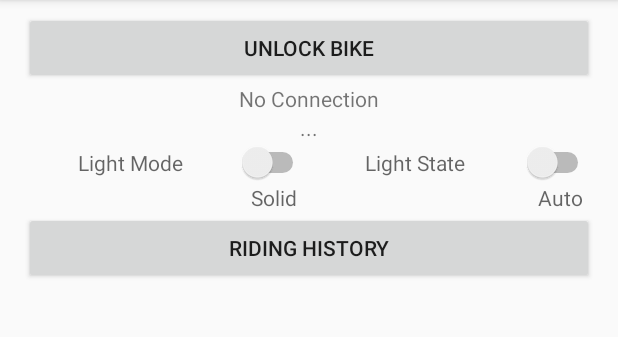
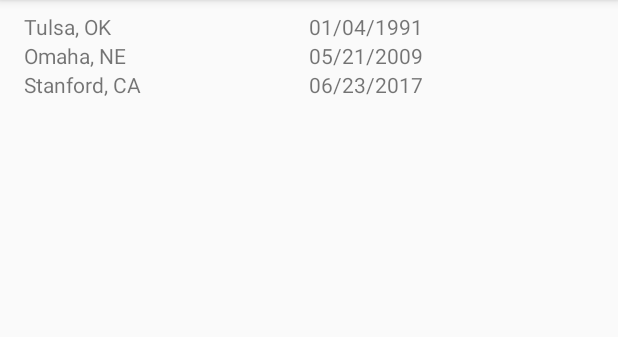
Before and after one commit to Weitbeard/ME202_SmartBike, an Android app: the ControlActivity screen opened directly, with no data from a screen before it, after a tap on "RIDING HISTORY", on a phone screen of 412 x 824 dp, the part 84-421 px from its top. Run offline under Robolectric (Android 15) with nearby library versions, the phone set to English and light mode, and no system bars.

Commit message:
Basic recycler view functionality added to ride history activity with dummy dataset.

```diff
--- a/LW_ME202/app/build.gradle
+++ b/LW_ME202/app/build.gradle
@@ -1,11 +1,12 @@
 apply plugin: 'com.android.application'
+apply plugin: 'realm-android'
 
 android {
     compileSdkVersion 25
     buildToolsVersion "25.0.2"
     defaultConfig {
         applicationId "edu.stanford.me202.lw_me202"
-        minSdkVersion 15
+        minSdkVersion 21
         targetSdkVersion 25
         versionCode 1
         versionName "1.0"
@@ -20,12 +21,17 @@ android {
 }
 
 dependencies {
-    compile fileTree(dir: 'libs', include: ['*.jar'])
+    compile fileTree(include: ['*.jar'], dir: 'libs')
     androidTestCompile('com.android.support.test.espresso:espresso-core:2.2.2', {
         exclude group: 'com.android.support', module: 'support-annotations'
     })
+    compile 'com.android.support:recyclerview-v7:25.3.1'
     compile 'com.android.support:appcompat-v7:25.3.1'
-    compile 'com.android.support.constraint:constraint-layout:1.0.2'
     compile 'com.android.support:support-v4:25.3.1'
+    //Picasso
+    compile 'com.squareup.picasso:picasso:2.5.2'
+    //Butterknife
+    compile 'com.jakewharton:butterknife:8.5.1'
+    annotationProcessor 'com.jakewharton:butterknife-compiler:8.5.1'
     testCompile 'junit:junit:4.12'
 }
--- a/LW_ME202/app/src/main/AndroidManifest.xml
+++ b/LW_ME202/app/src/main/AndroidManifest.xml
@@ -1,6 +1,8 @@
 <?xml version="1.0" encoding="utf-8"?>
 <manifest xmlns:android="http://schemas.android.com/apk/res/android"
     package="edu.stanford.me202.lw_me202">
+    <uses-permission android:name="android.permission.WRITE_EXTERNAL_STORAGE"/>
+    <uses-permission android:name="android.permission.INTERNET"/>
 
     <application
         android:allowBackup="true"
@@ -8,7 +10,8 @@
         android:label="@string/app_name"
         android:roundIcon="@mipmap/ic_launcher_round"
         android:supportsRtl="true"
-        android:theme="@style/AppTheme">
+        android:theme="@style/AppTheme"
+        android:name=".SmartBikeApplication">
         <activity android:name=".LoginActivity">
             <intent-filter>
                 <action android:name="android.intent.action.MAIN" />
@@ -19,6 +22,9 @@
         <activity android:name=".ControlActivity">
 
         </activity>
+        <activity android:name=".RideHistoryActivity">
+
+        </activity>
     </application>
 
 </manifest>
--- a/LW_ME202/app/src/main/java/edu/stanford/me202/lw_me202/ControlActivity.java
+++ b/LW_ME202/app/src/main/java/edu/stanford/me202/lw_me202/ControlActivity.java
@@ -2,6 +2,7 @@ package edu.stanford.me202.lw_me202;
 
 import android.app.Dialog;
 import android.content.DialogInterface;
+import android.content.Intent;
 import android.os.Bundle;
 import android.support.v7.app.AlertDialog;
 import android.support.v7.app.AppCompatActivity;
@@ -137,11 +138,13 @@ public class ControlActivity extends AppCompatActivity {
             }
         });
 
-         //user clickes the "Ride History" button =>
+         //user clicks the "Ride History" button =>
         historyButton.setOnClickListener(new View.OnClickListener() {
             @Override
             public void onClick(View view) {
-                //Todo
+                //change to ride history activity
+                Intent rideHistIntent = new Intent(getApplicationContext(), RideHistoryActivity.class);
+                startActivity(rideHistIntent);
             }
         });
     }
--- /dev/null
+++ b/LW_ME202/app/src/main/java/edu/stanford/me202/lw_me202/RideHistoryActivity.java
@@ -0,0 +1,57 @@
+package edu.stanford.me202.lw_me202;
+
+import android.os.Bundle;
+import android.support.v7.app.AppCompatActivity;
+import android.support.v7.widget.LinearLayoutManager;
+import android.support.v7.widget.RecyclerView;
+
+import java.util.ArrayList;
+
+public class RideHistoryActivity extends AppCompatActivity {
+
+    private static final String TAG = "RideHistoryActivity";
+
+    private RecyclerView rideHistoryRcycView;
+    private RecyclerView.Adapter rideHistoryAdapter;
+    private RecyclerView.LayoutManager rideHistoryLayoutManager;
+    private ArrayList<RideHistoryItem> rideData = new ArrayList<>();
+
+    @Override
+    protected void onCreate(Bundle savedInstanceState) {
+        super.onCreate(savedInstanceState);
+
+        initData();
+
+        setContentView(R.layout.activity_ride_history);
+        rideHistoryRcycView = (RecyclerView) findViewById(R.id.rideHistoryRcyc_view);
+
+        // use this setting to improve performance if you know that changes
+        // in content do not change the layout size of the RecyclerView
+        rideHistoryRcycView.setHasFixedSize(true);
+
+        // use a linear layout manager
+        rideHistoryLayoutManager = new LinearLayoutManager(this);
+        rideHistoryRcycView.setLayoutManager(rideHistoryLayoutManager);
+
+        // specify an adapter (see also next example)
+        rideHistoryAdapter = new RideHistoryRcycAdapter(rideData);
+        rideHistoryRcycView.setAdapter(rideHistoryAdapter);
+    }
+
+    @Override
+    protected void onStart() {
+        super.onStart();
+    }
+
+    @Override
+    protected void onResume() {
+        super.onResume();
+        // TODO: 4/17/2017
+    }
+
+    private void initData(){
+        rideData.add(new RideHistoryItem("Tulsa, OK","01/04/1991"));
+        rideData.add(new RideHistoryItem("Omaha, NE","05/21/2009"));
+        rideData.add(new RideHistoryItem("Stanford, CA","06/23/2017"));
+    }
+}
--- /dev/null
+++ b/LW_ME202/app/src/main/java/edu/stanford/me202/lw_me202/RideHistoryItem.java
@@ -0,0 +1,32 @@
+package edu.stanford.me202.lw_me202;
+
+/**
+ * Created by Luke on 4/17/2017.
+ */
+
+public class RideHistoryItem {
+
+    private String rideLocation;
+    private String rideDate;
+
+    public RideHistoryItem(String rideLocation, String rideDate) {
+        this.rideLocation = rideLocation;
+        this.rideDate = rideDate;
+    }
+
+    public String getRideLocation() {
+        return rideLocation;
+    }
+
+    public void setRideLocation(String rideLocation) {
+        this.rideLocation = rideLocation;
+    }
+
+    public String getRideDate() {
+        return rideDate;
+    }
+
+    public void setRideDate(String rideDate) {
+        this.rideDate = rideDate;
+    }
+}
--- /dev/null
+++ b/LW_ME202/app/src/main/java/edu/stanford/me202/lw_me202/RideHistoryRcycAdapter.java
@@ -0,0 +1,62 @@
+package edu.stanford.me202.lw_me202;
+
+import android.support.v7.widget.RecyclerView;
+import android.view.LayoutInflater;
+import android.view.View;
+import android.view.ViewGroup;
+import android.widget.ImageView;
+import android.widget.TextView;
+import java.util.ArrayList;
+
+/**
+ * Created by Luke on 4/15/2017.
+ */
+
+public class RideHistoryRcycAdapter extends RecyclerView.Adapter<RideHistoryRcycAdapter.ViewHolder> {
+
+    private ArrayList<RideHistoryItem> dataset;
+
+    // Provide a suitable constructor (depends on the kind of dataset)
+    public RideHistoryRcycAdapter(ArrayList<RideHistoryItem> rideData) { this.dataset = rideData; }
+
+    // Provide a reference to the views for each data item
+    // Complex data items may need more than one view per item, and
+    // you provide access to all the views for a data item in a view holder
+    public static class ViewHolder extends RecyclerView.ViewHolder {
+        public ImageView rideIcon;
+        public TextView rideLocationText;
+        public TextView rideDateText;
+        public ViewHolder(View v) {
+            super(v);
+            rideIcon = (ImageView) v.findViewById(R.id.rideItemIcon_image);
+            rideLocationText = (TextView) v.findViewById(R.id.rideItemLocation_text);
+            rideDateText = (TextView) v.findViewById(R.id.rideItemDate_text);
+        }
+    }
+
+    // Create new views (invoked by the layout manager)
+    @Override
+    public RideHistoryRcycAdapter.ViewHolder onCreateViewHolder(ViewGroup parent, int viewType) {
+        // create a new view
+        View v = LayoutInflater.from(parent.getContext()).inflate(R.layout.row_ride_history, parent, false);
+        ViewHolder vh = new ViewHolder(v);
+        return vh;
+    }
+
+    // Replace the contents of a view (invoked by the layout manager)
+    @Override
+    public void onBindViewHolder(ViewHolder holder, int position) {
+        // - get element from your dataset at this position
+        // - replace the contents of the view with that element
+        //holder.rideIcon....; todo
+        holder.rideLocationText.setText(dataset.get(position).getRideLocation());
+        holder.rideDateText.setText(dataset.get(position).getRideDate());
+    }
+
+    // Return the size of your dataset (invoked by the layout manager)
+    @Override
+    public int getItemCount() {
+        return dataset.size();
+    }
+
+}
--- /dev/null
+++ b/LW_ME202/app/src/main/java/edu/stanford/me202/lw_me202/SmartBikeApplication.java
@@ -0,0 +1,24 @@
+package edu.stanford.me202.lw_me202;
+
+import android.app.Application;
+
+//import io.realm.Realm;
+//import io.realm.RealmConfiguration;
+
+/**
+ * Created by Luke on 4/17/2017.
+ */
+
+public class SmartBikeApplication extends Application {
+
+    @Override
+    public void onCreate() {
+        super.onCreate();
+ /*       Realm.init(this);
+        RealmConfiguration realmConfig = new RealmConfiguration.Builder()
+                .name(Realm.DEFAULT_REALM_NAME)
+                .deleteRealmIfMigrationNeeded()
+                .build();
+        Realm.setDefaultConfiguration(realmConfig);*/
+    }
+}
--- /dev/null
+++ b/LW_ME202/app/src/main/res/layout/activity_ride_history.xml
@@ -0,0 +1,20 @@
+<?xml version="1.0" encoding="utf-8"?>
+
+<LinearLayout xmlns:android="http://schemas.android.com/apk/res/android"
+    xmlns:tools="http://schemas.android.com/tools"
+    android:orientation="vertical"
+    android:layout_width="fill_parent"
+    android:layout_height="wrap_content"
+    android:paddingTop="8dp"
+    android:paddingBottom="8dp"
+    android:paddingLeft="16dp"
+    android:paddingRight="16dp"
+    tools:context="edu.stanford.me202.lw_me202.RideHistoryActivity">
+
+    <android.support.v7.widget.RecyclerView
+        android:id="@+id/rideHistoryRcyc_view"
+        android:scrollbars="vertical"
+        android:layout_width="match_parent"
+        android:layout_height="fill_parent"/>
+
+</LinearLayout>
--- /dev/null
+++ b/LW_ME202/app/src/main/res/layout/row_ride_history.xml
@@ -0,0 +1,25 @@
+<?xml version="1.0" encoding="utf-8"?>
+<LinearLayout xmlns:android="http://schemas.android.com/apk/res/android"
+    android:orientation="horizontal"
+    android:layout_width="match_parent"
+    android:layout_height="wrap_content">
+
+    <ImageView
+        android:id="@+id/rideItemIcon_image"
+        android:layout_width="wrap_content"
+        android:layout_height="wrap_content"
+        android:contentDescription=""  /> <!--todo-->
+
+    <TextView
+        android:id="@+id/rideItemLocation_text"
+        android:layout_width="0dp"
+        android:layout_height="wrap_content"
+        android:layout_weight="1" />
+
+    <TextView
+        android:id="@+id/rideItemDate_text"
+        android:layout_width="0dp"
+        android:layout_height="wrap_content"
+        android:layout_weight="1" />
+
+</LinearLayout>
--- a/LW_ME202/build.gradle
+++ b/LW_ME202/build.gradle
@@ -6,6 +6,8 @@ buildscript {
     }
     dependencies {
         classpath 'com.android.tools.build:gradle:2.3.1'
+            //Realm
+        classpath "io.realm:realm-gradle-plugin:3.1.1"
 
         // NOTE: Do not place your application dependencies here; they belong
         // in the individual module build.gradle files
```
